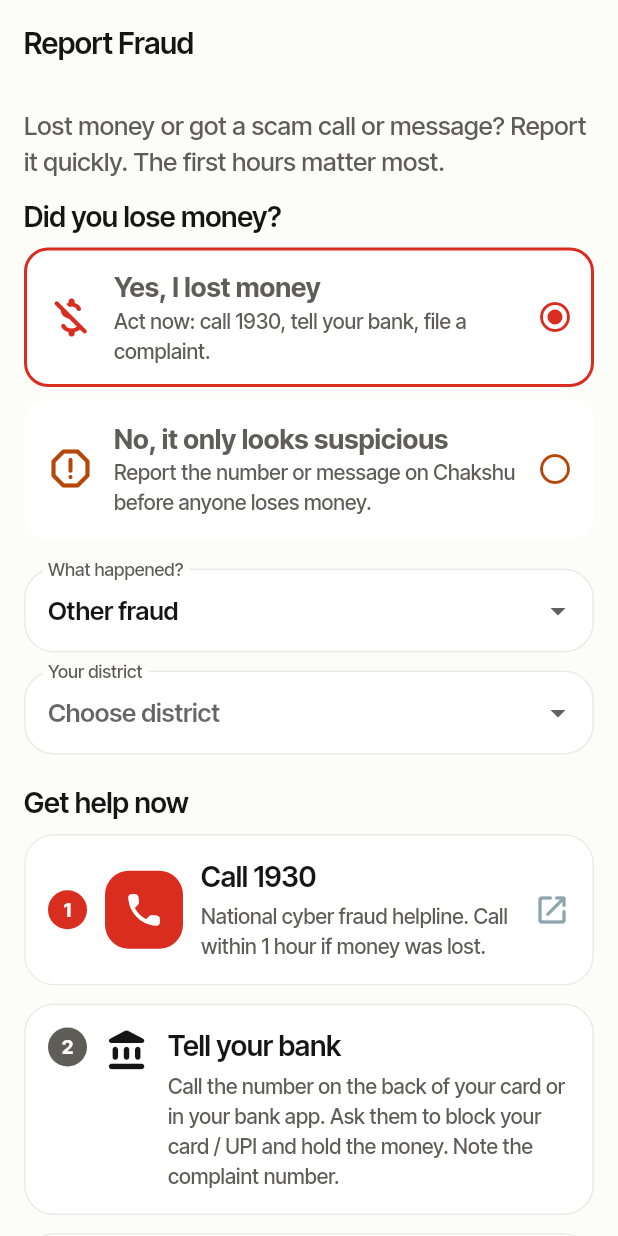
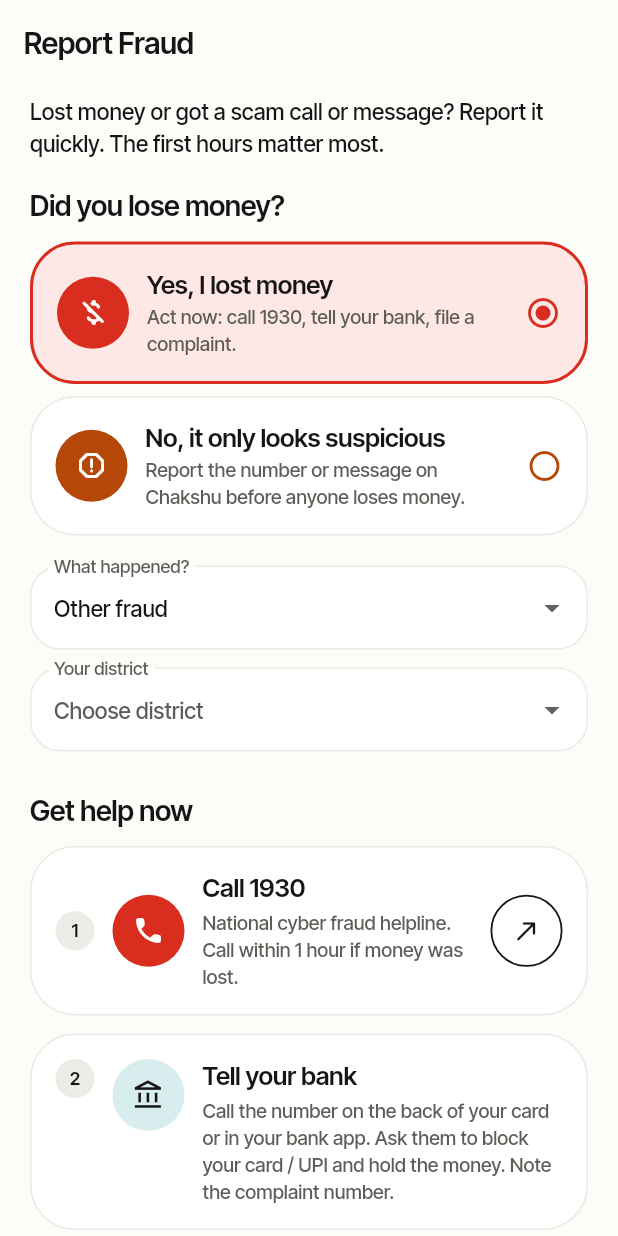
Before and after one commit to Radhikakalbhor/ScamRakshak, a Flutter app: the ReportScreen screen opened by its route, after a tap on "Yes, I lost money", on a phone screen of 412 x 824 dp. Run offline on Flutter 3.47's test engine with Material 3 defaults, Android fonts, the phone set to English and light mode, and no system bars; our stand-ins replace audioplayers, file_picker, fl_chart, flutter_local_notifications, flutter_riverpod, go_router and 3 more; missing offline and left inert: flutter_foreground_task, mobile_scanner, record; accounts and stored records are empty.

Commit message:
style(report): migrate Report Fraud to the design system (presentation only)

```diff
--- a/lib/features/report/report_screen.dart
+++ b/lib/features/report/report_screen.dart
@@ -6,7 +6,8 @@ import 'package:url_launcher/url_launcher.dart';
 
 import '../../core/providers.dart';
 import '../../core/strings.dart';
-import '../../core/theme.dart';
+import '../../core/design/components.dart';
+import '../../core/design/tokens.dart';
 import 'report_data.dart';
 import 'report_strings.dart';
 
@@ -95,40 +96,43 @@ class _ReportScreenState extends ConsumerState<ReportScreen> {
       appBar: AppBar(title: Text(s.t('report_title'))),
       body: SafeArea(
         child: ListView(
-          padding: const EdgeInsets.all(16),
+          padding: const EdgeInsets.fromLTRB(DsSpace.xl, DsSpace.s, DsSpace.xl, DsSpace.section),
           children: [
-            Text(s.t('report_intro'), style: const TextStyle(fontSize: 17)),
-            const SizedBox(height: 12),
-            Text(s.t('report_situation_q'), style: Theme.of(context).textTheme.titleLarge),
-            const SizedBox(height: 8),
-            _situationChoice(s, 'lost', Icons.money_off_rounded, AppTheme.errorRed),
-            _situationChoice(s, 'suspicious', Icons.report_gmailerrorred_rounded, AppTheme.warningOrange),
+            Text(s.t('report_intro'), style: DsType.body),
+            const SizedBox(height: DsSpace.xl),
+            Text(s.t('report_situation_q'), style: DsType.section),
+            const SizedBox(height: DsSpace.m),
+            _situationChoice(s, 'lost', Icons.money_off_rounded, DsColors.alert, DsColors.alertSoft),
+            _situationChoice(s, 'suspicious', Icons.report_gmailerrorred_rounded, DsColors.caution, DsColors.cautionSoft),
             if (_situation != null) ...[
-              const SizedBox(height: 12),
+              const SizedBox(height: DsSpace.m),
               DropdownButtonFormField<String>(
                 key: const Key('report_type'),
                 initialValue: _type,
                 isExpanded: true,
-                decoration: InputDecoration(labelText: s.t('report_type_label'), border: const OutlineInputBorder()),
+                style: DsType.body,
+                borderRadius: BorderRadius.circular(DsRadius.tile),
+                decoration: InputDecoration(labelText: s.t('report_type_label')),
                 items: [
                   for (final t in kReportTypes) DropdownMenuItem(value: t, child: Text(s.t('report_type_$t'))),
                 ],
                 onChanged: (v) => setState(() => _type = v ?? _type),
               ),
-              const SizedBox(height: 12),
+              const SizedBox(height: DsSpace.m),
               DropdownButtonFormField<String>(
                 key: const Key('report_district'),
                 initialValue: _district,
                 isExpanded: true,
-                hint: Text(s.t('report_district_hint')),
-                decoration:
-                    InputDecoration(labelText: s.t('report_district_label'), border: const OutlineInputBorder()),
+                style: DsType.body,
+                borderRadius: BorderRadius.circular(DsRadius.tile),
+                hint: Text(s.t('report_district_hint'), style: DsType.body.copyWith(color: DsColors.muted)),
+                decoration: InputDecoration(labelText: s.t('report_district_label')),
                 items: [for (final d in kChhattisgarhDistricts) DropdownMenuItem(value: d, child: Text(d))],
                 onChanged: (v) => setState(() => _district = v),
               ),
-              const SizedBox(height: 20),
-              Text(s.t('report_actions'), style: Theme.of(context).textTheme.titleLarge),
-              const SizedBox(height: 8),
+              const SizedBox(height: DsSpace.xxl),
+              Text(s.t('report_actions'), style: DsType.section),
+              const SizedBox(height: DsSpace.m),
               if (_situation == 'lost') ..._lostSteps(s) else ..._suspiciousSteps(s),
               _anonNote(s),
             ],
@@ -138,29 +142,33 @@ class _ReportScreenState extends ConsumerState<ReportScreen> {
     );
   }
 
-  Widget _situationChoice(S s, String id, IconData icon, Color color) {
+  Widget _situationChoice(S s, String id, IconData icon, Color color, Color tint) {
     final selected = _situation == id;
-    return Card(
+    return Padding(
+      padding: const EdgeInsets.only(bottom: DsSpace.s),
+      child: Pressable(
         key: Key('report_situation_$id'),
-      margin: const EdgeInsets.only(bottom: 8),
-      shape: RoundedRectangleBorder(
-        borderRadius: BorderRadius.circular(16),
-        side: BorderSide(color: selected ? color : Colors.transparent, width: 2),
+        onTap: () => setState(() => _situation = id),
+        child: AnimatedContainer(
+          duration: DsMotion.normal,
+          curve: DsMotion.curve,
+          padding: const EdgeInsets.all(DsSpace.l),
+          decoration: BoxDecoration(
+            color: selected ? tint : DsColors.surface,
+            borderRadius: BorderRadius.circular(DsRadius.card),
+            border: Border.all(color: selected ? color : DsColors.line, width: selected ? 2 : 1),
           ),
-      child: InkWell(
-        borderRadius: BorderRadius.circular(16),
-        onTap: () => setState(() => _situation = id),
-        child: Padding(
-          padding: const EdgeInsets.all(14),
           child: Row(children: [
-            Icon(icon, color: color, size: 34),
-            const SizedBox(width: 12),
+            IconBadge(icon, background: color),
+            const SizedBox(width: DsSpace.m),
             Expanded(
               child: Column(crossAxisAlignment: CrossAxisAlignment.start, children: [
-                Text(s.t('report_situation_$id'), style: const TextStyle(fontSize: 18, fontWeight: FontWeight.bold)),
-                Text(s.t('report_situation_${id}_sub')),
+                Text(s.t('report_situation_$id'), style: DsType.title),
+                const SizedBox(height: DsSpace.xxs),
+                Text(s.t('report_situation_${id}_sub'), style: DsType.small),
               ]),
             ),
+            const SizedBox(width: DsSpace.s),
             Icon(selected ? Icons.radio_button_checked_rounded : Icons.radio_button_off_rounded, color: color),
           ]),
         ),
@@ -173,7 +181,7 @@ class _ReportScreenState extends ConsumerState<ReportScreen> {
           key: const Key('report_action_1930'),
           step: 1,
           icon: Icons.call_rounded,
-          color: AppTheme.errorRed,
+          color: DsColors.alert,
           title: s.t('report_call_1930'),
           sub: s.t('report_call_1930_sub'),
           uri: kHelpline1930,
@@ -181,37 +189,41 @@ class _ReportScreenState extends ConsumerState<ReportScreen> {
         _info(
           key: const Key('report_step_bank'),
           step: 2,
-          icon: Icons.account_balance_rounded,
+          icon: Icons.account_balance_outlined,
           title: s.t('report_bank'),
           sub: s.t('report_bank_sub'),
         ),
         _action(
           key: const Key('report_action_cybercrime'),
           step: 3,
-          icon: Icons.local_police_rounded,
-          color: AppTheme.secondaryNavy,
+          icon: Icons.local_police_outlined,
+          color: DsColors.ink,
           title: s.t('report_cybercrime'),
           sub: s.t('report_cybercrime_sub'),
           uri: kCybercrimePortal,
         ),
-        const SizedBox(height: 12),
+        const SizedBox(height: DsSpace.m),
         Row(children: [
-          Expanded(child: Text(s.t('report_evidence_title'), style: Theme.of(context).textTheme.titleLarge)),
-          Text('${_evidence.length}/${kEvidenceItems.length} ${s.t('report_evidence_progress')}',
-              style: const TextStyle(fontWeight: FontWeight.bold)),
+          Expanded(child: Text(s.t('report_evidence_title'), style: DsType.section)),
+          Text('${_evidence.length}/${kEvidenceItems.length} ${s.t('report_evidence_progress')}', style: DsType.label),
         ]),
-        const SizedBox(height: 4),
-        Card(
+        const SizedBox(height: DsSpace.s),
+        SurfacePanel(
+          padding: const EdgeInsets.symmetric(vertical: DsSpace.s, horizontal: DsSpace.xs),
+          child: Material(
+            type: MaterialType.transparency,
             child: Column(children: [
               for (final id in kEvidenceItems)
                 CheckboxListTile(
                   key: Key('evidence_$id'),
                   value: _evidence.contains(id),
                   onChanged: (v) => _toggle(id, v ?? false),
-                title: Text(s.t('evidence_$id'), style: const TextStyle(fontSize: 16)),
+                  title: Text(s.t('evidence_$id'), style: DsType.body),
                   controlAffinity: ListTileControlAffinity.leading,
+                  activeColor: DsColors.brand,
                 ),
             ]),
+          ),
         ),
       ];
 
@@ -219,8 +231,8 @@ class _ReportScreenState extends ConsumerState<ReportScreen> {
         _action(
           key: const Key('report_action_chakshu'),
           step: 1,
-          icon: Icons.visibility_rounded,
-          color: AppTheme.primaryTeal,
+          icon: Icons.visibility_outlined,
+          color: DsColors.brand,
           title: s.t('report_chakshu'),
           sub: s.t('report_chakshu_sub'),
           uri: kChakshuPortal,
@@ -232,49 +244,55 @@ class _ReportScreenState extends ConsumerState<ReportScreen> {
           title: s.t('report_block'),
           sub: s.t('report_block_sub'),
         ),
-        Card(
-          color: const Color(0xFFFFEBEE),
+        SurfacePanel(
+          color: DsColors.alertSoft,
+          padding: const EdgeInsets.symmetric(vertical: DsSpace.xs, horizontal: DsSpace.xs),
+          child: Material(
+            type: MaterialType.transparency,
             child: ListTile(
               key: const Key('report_switch_lost'),
-            leading: const Icon(Icons.money_off_rounded, color: AppTheme.errorRed),
-            title: Text(s.t('report_if_lost_later')),
-            trailing: const Icon(Icons.chevron_right_rounded),
+              leading: const Icon(Icons.money_off_rounded, color: DsColors.alert),
+              title: Text(s.t('report_if_lost_later'), style: DsType.title),
+              trailing: const Icon(Icons.chevron_right_rounded, color: DsColors.ink),
               onTap: () => setState(() => _situation = 'lost'),
+            ),
           ),
         ),
       ];
 
   Widget _anonNote(S s) => Padding(
-        padding: const EdgeInsets.only(top: 12),
+        padding: const EdgeInsets.only(top: DsSpace.m),
         child: Text(
           _waiting > 0 ? '${s.t('report_anon_note')} ${s.t('report_waiting').replaceAll('{n}', '$_waiting')}' : s.t('report_anon_note'),
           key: const Key('report_anon_note'),
-          style: const TextStyle(color: AppTheme.textSecondary, fontSize: 13),
+          style: DsType.small,
         ),
       );
 
-  Widget _stepBadge(int step, Color color) => CircleAvatar(
-        radius: 13,
-        backgroundColor: color,
-        child: Text('$step', style: const TextStyle(color: Colors.white, fontSize: 13, fontWeight: FontWeight.bold)),
+  Widget _stepBadge(int step) => Container(
+        width: 26,
+        height: 26,
+        alignment: Alignment.center,
+        decoration: const BoxDecoration(color: DsColors.track, shape: BoxShape.circle),
+        child: Text('$step', style: DsType.caption.copyWith(color: DsColors.ink)),
       );
 
   Widget _info({required Key key, required int step, required IconData icon, required String title, required String sub}) =>
-      Card(
+      Padding(
+        padding: const EdgeInsets.only(bottom: DsSpace.m),
+        child: SurfacePanel(
           key: key,
-        margin: const EdgeInsets.only(bottom: 12),
-        child: Padding(
-          padding: const EdgeInsets.all(16),
+          padding: const EdgeInsets.all(DsSpace.l),
           child: Row(crossAxisAlignment: CrossAxisAlignment.start, children: [
-            _stepBadge(step, AppTheme.textSecondary),
-            const SizedBox(width: 12),
-            Icon(icon, color: AppTheme.secondaryNavy, size: 30),
-            const SizedBox(width: 12),
+            _stepBadge(step),
+            const SizedBox(width: DsSpace.m),
+            IconBadge(icon, background: DsColors.powder, foreground: DsColors.ink),
+            const SizedBox(width: DsSpace.m),
             Expanded(
               child: Column(crossAxisAlignment: CrossAxisAlignment.start, children: [
-                Text(title, style: Theme.of(context).textTheme.titleLarge),
-                const SizedBox(height: 4),
-                Text(sub, style: Theme.of(context).textTheme.bodyMedium),
+                Text(title, style: DsType.title),
+                const SizedBox(height: DsSpace.xs),
+                Text(sub, style: DsType.small),
               ]),
             ),
           ]),
@@ -289,36 +307,29 @@ class _ReportScreenState extends ConsumerState<ReportScreen> {
     required String title,
     required String sub,
     required Uri uri,
-  }) {
-    return Card(
+  }) =>
+      Padding(
+        padding: const EdgeInsets.only(bottom: DsSpace.m),
+        child: SurfacePanel(
           key: key,
-      margin: const EdgeInsets.only(bottom: 12),
-      clipBehavior: Clip.antiAlias,
-      child: InkWell(
           onTap: () => _act(uri),
-        child: Padding(
-          padding: const EdgeInsets.all(16),
+          semanticLabel: '$title. $sub',
+          padding: const EdgeInsets.all(DsSpace.l),
           child: Row(children: [
-            _stepBadge(step, color),
-            const SizedBox(width: 12),
-            Container(
-              width: 52,
-              height: 52,
-              decoration: BoxDecoration(color: color, borderRadius: BorderRadius.circular(16)),
-              child: Icon(icon, color: Colors.white, size: 28),
-            ),
-            const SizedBox(width: 12),
+            _stepBadge(step),
+            const SizedBox(width: DsSpace.m),
+            IconBadge(icon, background: color),
+            const SizedBox(width: DsSpace.m),
             Expanded(
               child: Column(crossAxisAlignment: CrossAxisAlignment.start, children: [
-                Text(title, style: Theme.of(context).textTheme.titleLarge),
-                const SizedBox(height: 4),
-                Text(sub, style: Theme.of(context).textTheme.bodyMedium),
+                Text(title, style: DsType.title),
+                const SizedBox(height: DsSpace.xs),
+                Text(sub, style: DsType.small),
               ]),
             ),
-            const Icon(Icons.open_in_new_rounded, color: Color(0xFF90A4AE)),
+            const SizedBox(width: DsSpace.s),
+            const ArrowButton(),
           ]),
-        ),
         ),
       );
 }
-}
```
Lines whose indentation alone changed are shown as unchanged.
